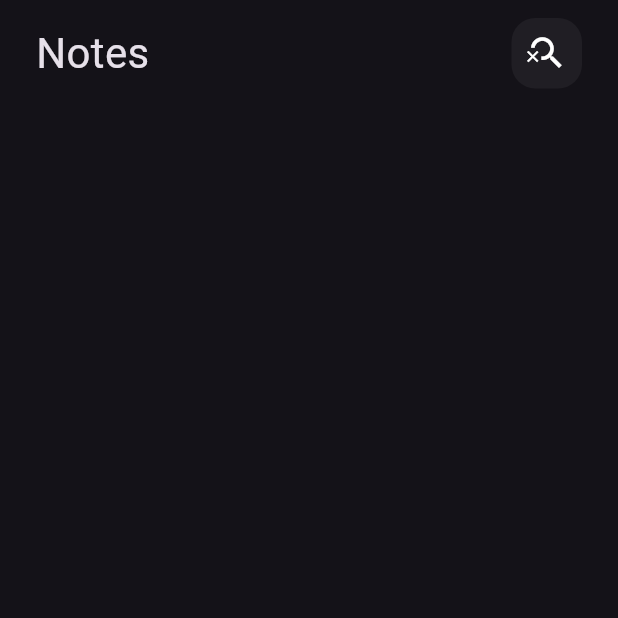
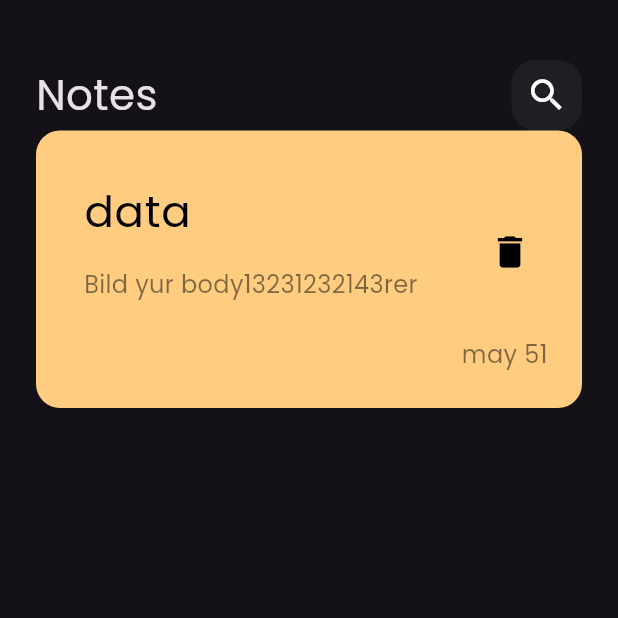
Before and after one commit to youssef336/notes_app, a Flutter app: the screen it shows after launch, on a phone screen of 412 x 824 dp, the top half of it. Run offline on Flutter 3.47's test engine with Material 3 defaults, Android fonts, the phone set to English and light mode, and no system bars.

Commit message:
custome_note_item and change font_Family

```diff
--- a/lib/main.dart
+++ b/lib/main.dart
@@ -12,7 +12,7 @@ class Notes_app extends StatelessWidget {
   Widget build(BuildContext context) {
     return MaterialApp(
       debugShowCheckedModeBanner: false,
-      theme: ThemeData(brightness: Brightness.dark),
+      theme: ThemeData(brightness: Brightness.dark, fontFamily: 'Poppins'),
       home: NotePage(),
     );
   }
--- a/lib/views/widgets/Notes_view_body.dart
+++ b/lib/views/widgets/Notes_view_body.dart
@@ -1,5 +1,6 @@
 import 'package:flutter/material.dart';
 import 'package:note_app/views/widgets/Custom_app_bar.dart';
+import 'package:note_app/views/widgets/custom_note_item.dart';
 
 class NotesView_Body extends StatelessWidget {
   const NotesView_Body({super.key});
@@ -7,8 +8,10 @@ class NotesView_Body extends StatelessWidget {
   @override
   Widget build(BuildContext context) {
     return Padding(
-      padding: const EdgeInsets.symmetric(horizontal: 24, vertical: 12),
-      child: Column(children: [Custom_app_bar()]),
+      padding: const EdgeInsets.symmetric(horizontal: 24),
+      child: Column(
+        children: const [SizedBox(height: 40), Custom_app_bar(), NoteItem()],
+      ),
     );
   }
 }
--- /dev/null
+++ b/lib/views/widgets/custom_note_item.dart
@@ -0,0 +1,53 @@
+import 'package:flutter/material.dart';
+
+class NoteItem extends StatelessWidget {
+  const NoteItem({super.key});
+
+  @override
+  Widget build(BuildContext context) {
+    return Container(
+      padding: EdgeInsets.only(top: 24, bottom: 24, left: 16),
+      width: double.infinity,
+
+      decoration: BoxDecoration(
+        borderRadius: BorderRadius.circular(16),
+        color: Color(0xffFFCC80),
+      ),
+      child: Column(
+        crossAxisAlignment: CrossAxisAlignment.end,
+        children: [
+          ListTile(
+            title: Text(
+              "data",
+              style: TextStyle(color: Colors.black, fontSize: 29),
+            ),
+            subtitle: Padding(
+              padding: const EdgeInsets.only(top: 16, bottom: 16),
+              child: Text(
+                "Bild yur body13231232143rer",
+                style: TextStyle(
+                  color: Colors.black.withValues(alpha: .5),
+                  fontSize: 16,
+                ),
+              ),
+            ),
+            trailing: IconButton(
+              onPressed: () {},
+              icon: Icon(Icons.delete, color: Colors.black, size: 28),
+            ),
+          ),
+          Padding(
+            padding: const EdgeInsets.only(right: 23),
+            child: Text(
+              "may 51",
+              style: TextStyle(
+                color: Colors.black.withValues(alpha: .5),
+                fontSize: 16,
+              ),
+            ),
+          ),
+        ],
+      ),
+    );
+  }
+}
--- a/lib/views/widgets/custome_search_icon.dart
+++ b/lib/views/widgets/custome_search_icon.dart
@@ -12,7 +12,7 @@ class CustomSearchIcon extends StatelessWidget {
         color: Colors.white.withValues(alpha: .05),
         borderRadius: BorderRadius.circular(16),
       ),
-      child: const Center(child: Icon(Icons.search_off_outlined, size: 28)),
+      child: const Center(child: Icon(Icons.search, size: 28)),
     );
   }
 }
```
Also changed, not shown: pubspec.yaml (+6 -8 lines), assets/fonts/Poppins-Regular.ttf (added).
